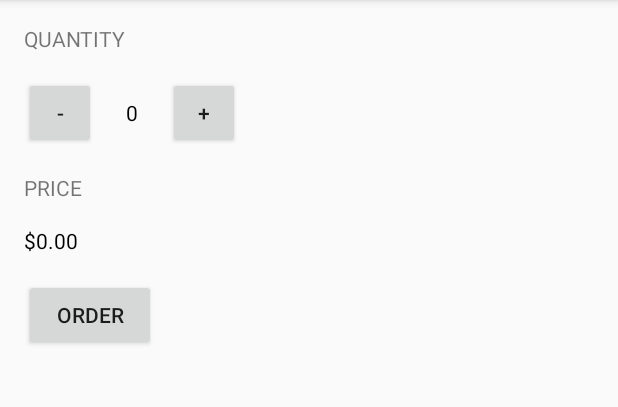
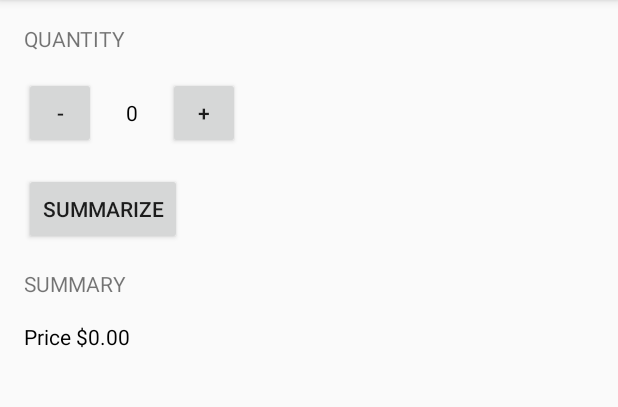
Before and after one commit to Gopikrishna19/learning-android, an Android app: the screen it shows after launch (MainActivity), on a phone screen of 412 x 824 dp, the part 84-491 px from its top. Run offline under Robolectric (Android 15) with nearby library versions, the phone set to English and light mode, and no system bars.

Commit message:
change order to summarize

```diff
--- a/app/src/main/java/dev/gopikrishna19/justjava/MainActivity.java
+++ b/app/src/main/java/dev/gopikrishna19/justjava/MainActivity.java
@@ -9,7 +9,7 @@ import java.text.NumberFormat;
 
 public class MainActivity extends AppCompatActivity {
 
-    private final int PRICE = 5;
+    private static final int PRICE = 5;
     private int quantity = 0;
     private TextView txtPrice;
     private TextView txtQuantity;
@@ -24,12 +24,17 @@ public class MainActivity extends AppCompatActivity {
         txtQuantity = (TextView) findViewById(R.id.txtQuantity);
 
         displayQuantity(quantity);
-        displayPrice(quantity * PRICE);
+        displayPrice(calculatePrice());
+    }
+
+    private int calculatePrice() {
+
+        return quantity * PRICE;
     }
 
     public void submitOrder(View view) {
 
-        displayPrice(quantity * PRICE);
+        displayPrice(calculatePrice());
     }
 
     public void incrementQuantity(View view) {
@@ -52,7 +57,9 @@ public class MainActivity extends AppCompatActivity {
 
     private void displayPrice(int number) {
 
-        txtPrice.setText(NumberFormat.getCurrencyInstance().format(number));
+        String priceText = "Price " + NumberFormat.getCurrencyInstance().format(number);
+
+        txtPrice.setText(priceText);
     }
 
     private void displayQuantity(int number) {
--- a/app/src/main/res/layout/activity_main.xml
+++ b/app/src/main/res/layout/activity_main.xml
@@ -42,11 +42,18 @@
             android:text="@string/plus"/>
     </LinearLayout>
 
+    <Button
+        android:layout_width="wrap_content"
+        android:layout_height="wrap_content"
+        android:layout_marginBottom="@dimen/activity_gutter"
+        android:onClick="submitOrder"
+        android:text="@string/summarize"/>
+
     <TextView
         android:layout_width="wrap_content"
         android:layout_height="wrap_content"
         android:layout_marginBottom="@dimen/activity_gutter"
-        android:text="@string/price"
+        android:text="@string/summary"
         android:textAllCaps="true"/>
 
     <TextView
@@ -56,10 +63,4 @@
         android:layout_marginBottom="@dimen/activity_gutter"
         android:textColor="@android:color/black"/>
 
-    <Button
-        android:layout_width="wrap_content"
-        android:layout_height="wrap_content"
-        android:onClick="submitOrder"
-        android:text="@string/order"/>
-
 </LinearLayout>
--- a/app/src/main/res/values/strings.xml
+++ b/app/src/main/res/values/strings.xml
@@ -5,4 +5,6 @@
     <string name="price">Price</string>
     <string name="minus">-</string>
     <string name="plus">+</string>
+    <string name="summarize">Summarize</string>
+    <string name="summary">Summary</string>
 </resources>
```
